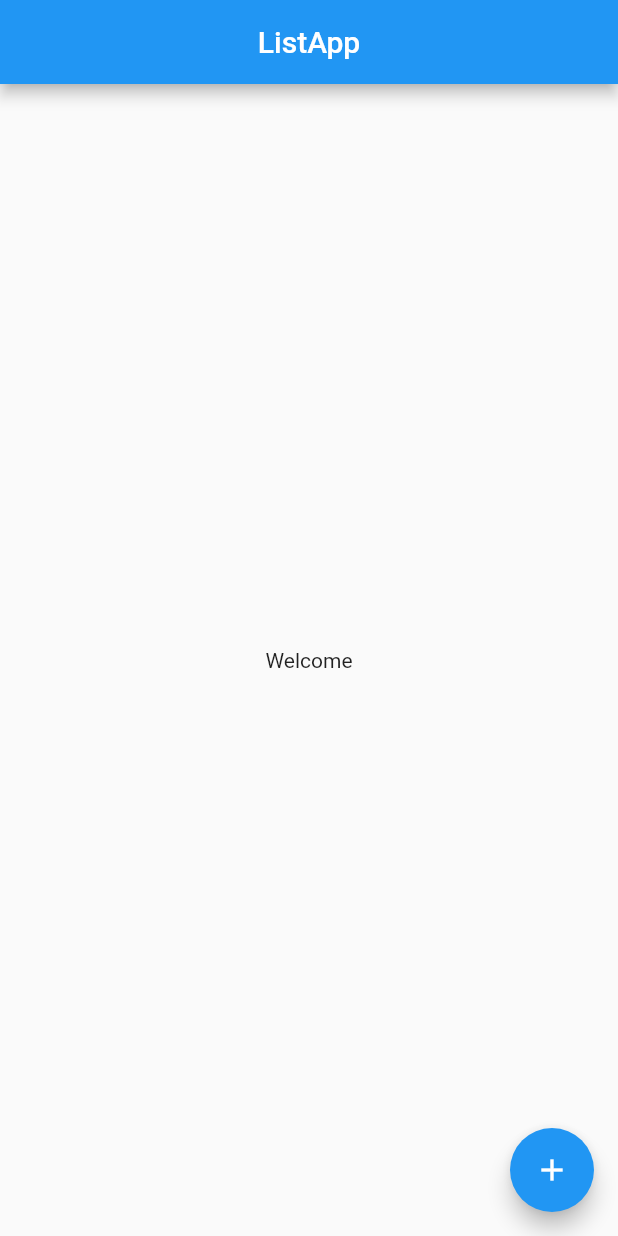
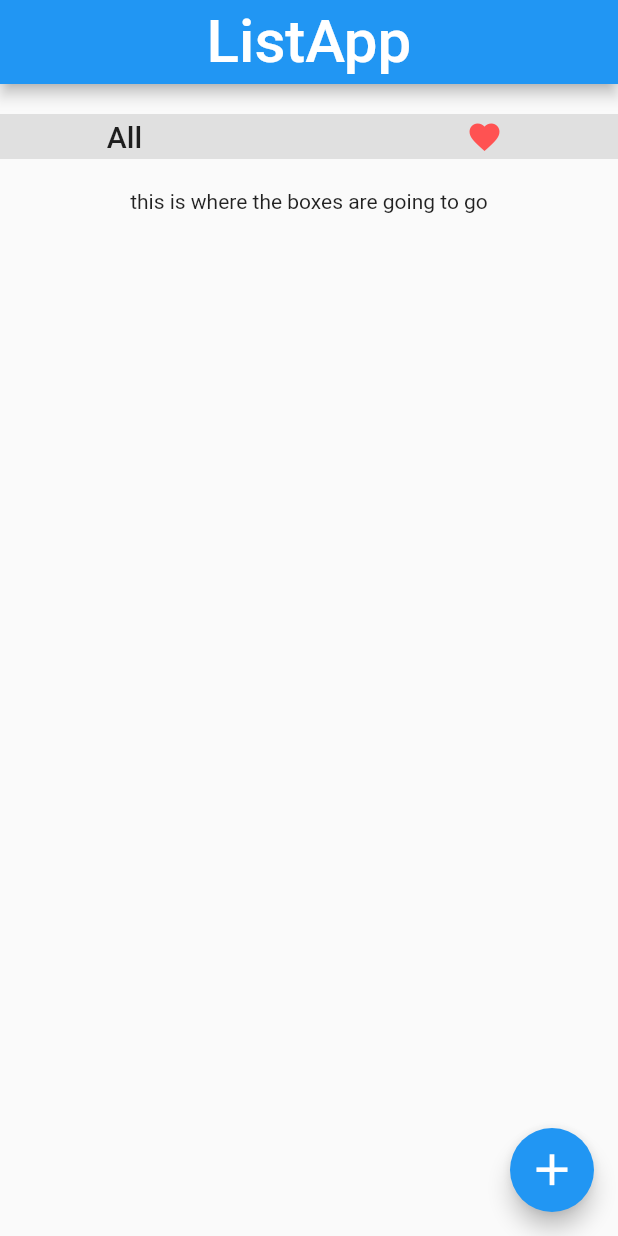
Before and after one commit to DoodleDeBug/listApp, a Flutter app: the Home screen opened directly, on a phone screen of 412 x 824 dp. Run offline on Flutter 3.47's test engine with Material 2 defaults, Android fonts, the phone set to English and light mode, and no system bars; statements that could not run were skipped.

Commit message:
create layout of choose list and home pages

```diff
--- a/list_app/lib/home.dart
+++ b/list_app/lib/home.dart
@@ -2,21 +2,73 @@ import 'package:flutter/material.dart';
 
 void main() {
   runApp(MaterialApp(
-    home: Scaffold(
+    home: Home(),
+  ));
+}
+class Home extends StatefulWidget {
+  @override
+  _HomeState createState() => _HomeState();
+}
+
+class _HomeState extends State<Home> {
+  @override
+  Widget build(BuildContext context) {
+    return Scaffold(
       appBar: AppBar(
-        title: Text("ListApp"),
+        title: Text(
+          "ListApp",
+          style: TextStyle(
+              fontSize: 40.0
+          ),
+        ),
         centerTitle: true,
       ),
-      body: Center(
-        child: Text("Welcome"),
+      body: Column(
+        children: [
+          Padding(
+            padding: const EdgeInsets.fromLTRB(0, 20.0, 0, 20.0),
+            child: Container(
+              height: 30.0,
+              color: Colors.grey[300],
+              child: Row(
+                mainAxisAlignment: MainAxisAlignment.spaceEvenly,
+                crossAxisAlignment: CrossAxisAlignment.center,
+                children: <Widget>[
+                  FlatButton(
+                    onPressed: () {},
+                    child: Text(
+                      'All',
+                      style: TextStyle(
+                          fontSize: 20.0
+                      ),
+                    ),
+                  ),
+                  SizedBox(
+                    width: 80.0,
+                  ),
+                  FlatButton.icon(
+                    onPressed: () {},
+                    icon: Icon (
+                      Icons.favorite,
+                      color: Colors.redAccent,
+                    ),
+                    label: Text(''),
+                  )
+                ],
+              ),
+            ),
+          ),
+          Text('this is where the boxes are going to go'),
+        ],
       ),
       floatingActionButton: FloatingActionButton(
         onPressed: () {},
         child: Icon(
           Icons.add,
-          color: Colors.grey,
-          ),
+          color: Colors.white,
+          size: 35.0,
         ),
       ),
-  ));
+    );
+  }
 }
--- a/list_app/lib/main.dart
+++ b/list_app/lib/main.dart
@@ -1,33 +1,8 @@
+import 'package:flutter/cupertino.dart';
 import 'package:flutter/material.dart';
 
 void main() {
   runApp(MaterialApp(
-    home: Home(),
+    home: ,
   ));
 }
-class Home extends StatefulWidget {
-  @override
-  _HomeState createState() => _HomeState();
-}
-
-class _HomeState extends State<Home> {
-  @override
-  Widget build(BuildContext context) {
-    return Scaffold(
-      appBar: AppBar(
-        title: Text("ListApp"),
-        centerTitle: true,
-      ),
-      body: Center(
-        child: Text("Welcome"),
-      ),
-      floatingActionButton: FloatingActionButton(
-        onPressed: () {},
-        child: Icon(
-          Icons.add,
-          color: Colors.white,
-        ),
-      ),
-    );
-  }
-}
```
Also changed, not shown: list_app/lib/listTypes.dart (+48 -9 lines).
